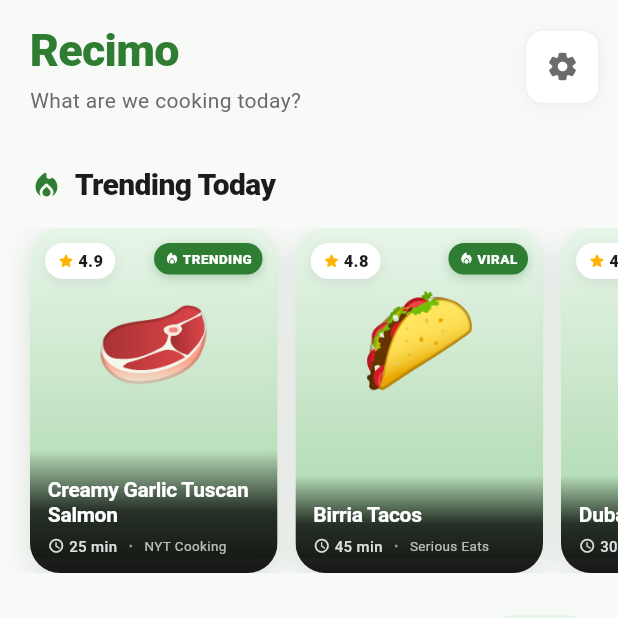
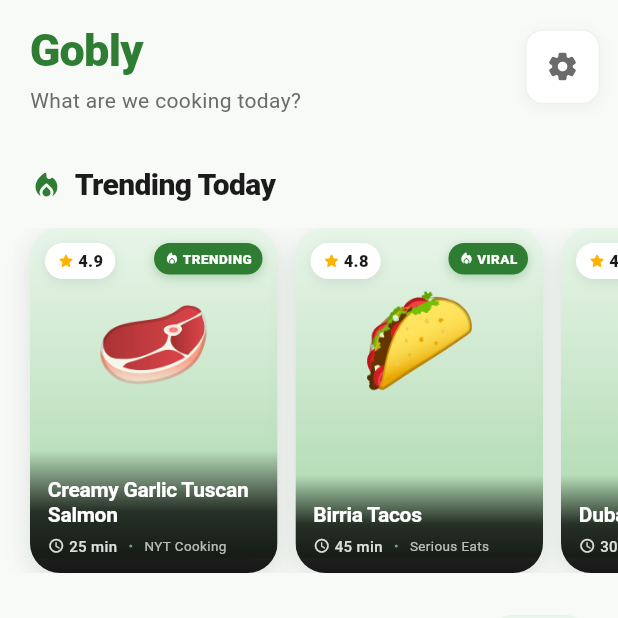
Before and after one commit to stossthegreat/Gobly, a Flutter app: the screen it shows after launch, after a tap on the "mic" icon, on a phone screen of 412 x 824 dp, the top half of it. Run offline on Flutter 3.47's test engine with Material 3 defaults, Android fonts, the phone set to English and light mode, and no system bars; our stand-ins replace shared_preferences; missing offline and left inert: record; accounts and stored records are empty; network calls fail; Roboto replaces fonts that are missing (SF Pro Display).

Commit message:
Rename app: Recimo \u2192 Gobly
USER-VISIBLE STRINGS
- All 'Recimo' references in lib/ replaced with 'Gobly'
  (main.dart, home_screen, settings_screen About/Terms/Privacy,
  user_profile, recipe_search_service docstring)
- RecimoApp class renamed to GoblyApp; widget test updated to match

PUBSPEC + DART PACKAGE
- pubspec.yaml: name: recimo \u2192 name: gobly
- pubspec.yaml: description updated to real product description
- test/widget_test.dart: import 'package:recimo/main.dart' \u2192
  'package:gobly/main.dart', class reference updated

PLATFORM DISPLAY NAMES
- Android: AndroidManifest android:label \u2192 Gobly
- iOS: Info.plist CFBundleDisplayName + CFBundleName + microphone
  + speech recognition usage descriptions \u2192 Gobly
- macOS: AppInfo.xcconfig PRODUCT_NAME \u2192 Gobly
- Linux: CMakeLists BINARY_NAME \u2192 gobly, my_application.cc
  GTK header bar and window titles \u2192 Gobly
- Windows: CMakeLists project + BINARY_NAME \u2192 gobly,
  main.cpp window title L"Gobly", Runner.rc all product strings
  and OriginalFilename \u2192 gobly.exe / Gobly
- Web: index.html title + apple-mobile-web-app-title \u2192 Gobly,
  manifest.json name + short_name + description + theme color

README
- Replaced default Flutter template README with real Gobly description

WHAT WAS NOT CHANGED (intentional)
- Android applicationId (com.example.recimo) and the kotlin folder
  (com.example.recimo) \u2014 changing breaks app install identity,
  signature continuity, and update flow. Cosmetic only, not visible
  to users.
- iOS / macOS bundle identifier \u2014 same reason.
- shared_preferences storage keys (recimo_user_profile_v1 etc) \u2014
  changing them would wipe existing user data on next launch. The
  keys are internal and never user-visible.
- Backend strings (separate repo). The deployed Railway URL stays
  recimobackend-production.up.railway.app for now.

If you want me to also bump the bundle identifiers and migrate the
shared_preferences keys, say the word and I'll do it as a clean
follow-up commit.

```diff
--- a/lib/main.dart
+++ b/lib/main.dart
@@ -28,16 +28,16 @@
     CookbooksService.instance.load(),
     GroceryService.instance.load(),
   ]);
-  runApp(const RecimoApp());
+  runApp(const GoblyApp());
 }
 
-class RecimoApp extends StatelessWidget {
-  const RecimoApp({super.key});
+class GoblyApp extends StatelessWidget {
+  const GoblyApp({super.key});
 
   @override
   Widget build(BuildContext context) {
     return MaterialApp(
-      title: 'Recimo',
+      title: 'Gobly',
       debugShowCheckedModeBanner: false,
       theme: AppTheme.theme,
       home: const AppShell(),
--- a/lib/models/user_profile.dart
+++ b/lib/models/user_profile.dart
@@ -1,6 +1,6 @@
 import 'dart:convert';
 
-/// Represents everything Recimo knows about the user.
+/// Represents everything Gobly knows about the user.
 /// This is sent as context on every agent query to personalize results.
 class UserProfile {
   final String name;
--- a/lib/screens/home_screen.dart
+++ b/lib/screens/home_screen.dart
@@ -243,7 +243,7 @@
                     crossAxisAlignment: CrossAxisAlignment.start,
                     children: [
                       Text(
-                        name.isEmpty ? 'Recimo' : 'Hi, $name',
+                        name.isEmpty ? 'Gobly' : 'Hi, $name',
                         style: const TextStyle(
                           fontSize: 30,
                           fontWeight: FontWeight.w800,
--- a/lib/screens/settings_screen.dart
+++ b/lib/screens/settings_screen.dart
@@ -290,7 +290,7 @@
                   _buildLinkRow(
                     icon: Icons.info_outline_rounded,
                     color: AppColors.textSecondary,
-                    title: 'About Recimo',
+                    title: 'About Gobly',
                     trailing: 'v0.1.0',
                     onTap: _showAboutSheet,
                   ),
@@ -1310,7 +1310,7 @@
               ),
               const SizedBox(height: 18),
               const Text(
-                'Recimo',
+                'Gobly',
                 style: TextStyle(
                   fontSize: 28,
                   fontWeight: FontWeight.w800,
@@ -1407,7 +1407,7 @@
         shape: RoundedRectangleBorder(borderRadius: BorderRadius.circular(20)),
         title: const Text('Sign out?'),
         content: const Text(
-          'Recimo is local-only right now — there is no cloud account to sign out of. Cloud sign-in is coming soon. For now, this just closes the screen.',
+          'Gobly is local-only right now — there is no cloud account to sign out of. Cloud sign-in is coming soon. For now, this just closes the screen.',
         ),
         actions: [
           TextButton(
@@ -1455,10 +1455,10 @@
   }
 
   static const _termsText =
-      'By using Recimo you agree to use the app for personal recipe '
+      'By using Gobly you agree to use the app for personal recipe '
       'discovery and meal planning. Recipes shown via search are sourced '
       'from third-party publishers and remain the intellectual property '
-      'of those publishers. Recimo is provided "as is" without warranty.\n\n'
+      'of those publishers. Gobly is provided "as is" without warranty.\n\n'
       'You agree not to misuse the service, attempt to disrupt the '
       'backend, or use the app for any unlawful purpose. We may update '
       'these terms at any time and material changes will be communicated '
@@ -1466,7 +1466,7 @@
       'These terms are placeholder until a formal legal review is complete.';
 
   static const _privacyText =
-      'Recimo stores your profile (name, allergies, diet, preferences), '
+      'Gobly stores your profile (name, allergies, diet, preferences), '
       'saved recipes, meal plans, cookbooks, and settings locally on '
       'your device. This data does not leave your device unless you '
       'use a feature that requires the backend (search, week plan, '
--- a/lib/services/recipe_search_service.dart
+++ b/lib/services/recipe_search_service.dart
@@ -5,7 +5,7 @@
 import 'user_profile_service.dart';
 import 'app_settings_service.dart';
 
-/// Calls the Recimo backend for AI-powered recipe search.
+/// Calls the Gobly backend for AI-powered recipe search.
 /// Reads the backend URL at call time from AppSettingsService so the user
 /// can configure it at runtime in the settings screen.
 class RecipeSearchService {
--- a/pubspec.yaml
+++ b/pubspec.yaml
@@ -1,5 +1,5 @@
-name: recimo
-description: "A new Flutter project."
+name: gobly
+description: "Gobly — the fastest way to find the right recipe and plan your week."
 # The following line prevents the package from being accidentally published to
 # pub.dev using `flutter pub publish`. This is preferred for private packages.
 publish_to: 'none' # Remove this line if you wish to publish to pub.dev
```
Also changed, not shown: 12 other files.
